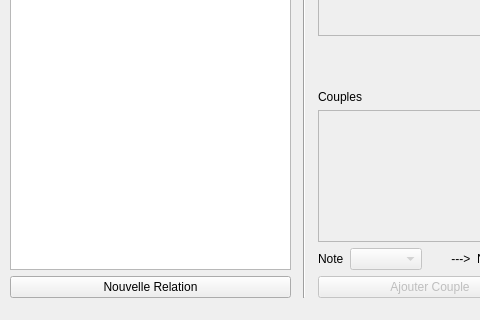
tmarcille/LO21_Plurinotes, file RelationEditor.ui: the form before one commit; both pictures show x 0 to 480 and y 173 to 493 of the 782 by 493 pixel window.
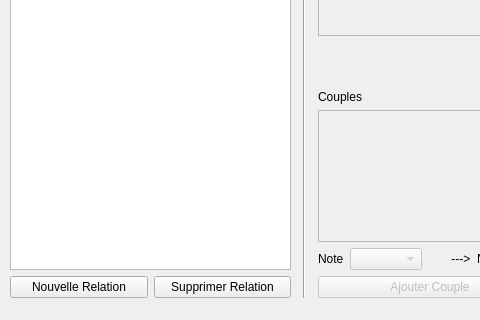
The form after the commit.

Commit message: Added Relation Tree, user can now remove a relation

What changed in the file:
```diff
--- a/RelationEditor.ui
+++ b/RelationEditor.ui
@@ -200,7 +200,11 @@
          </widget>
         </item>
         <item>
-         <widget class="QLineEdit" name="coupleLabel"/>
+         <widget class="QLineEdit" name="coupleLabel">
+          <property name="enabled">
+           <bool>false</bool>
+          </property>
+         </widget>
         </item>
        </layout>
       </item>
@@ -236,12 +240,23 @@
        <widget class="QListWidget" name="listRelation"/>
       </item>
       <item>
-       <widget class="QPushButton" name="newRelation">
+       <layout class="QHBoxLayout" name="horizontalLayout_4">
+        <item>
+         <widget class="QPushButton" name="newRelationBtn">
         <property name="text">
          <string>Nouvelle Relation</string>
         </property>
        </widget>
       </item>
+        <item>
+         <widget class="QPushButton" name="removeRelationBtn">
+          <property name="text">
+           <string>Supprimer Relation</string>
+          </property>
+         </widget>
+        </item>
+       </layout>
+      </item>
      </layout>
     </item>
     <item row="0" column="1">
```
Left out of the diff: 1 changed line with no effect on the pictures. Lines whose indentation alone changed are shown as unchanged. The commit also changes 22 other files.
